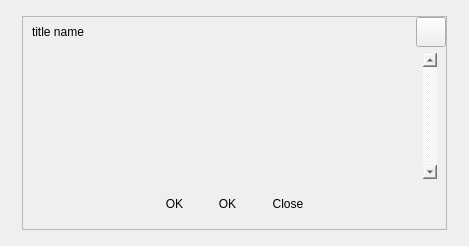
This is src/qt/forms/cmessagebox.ui in MassGrid/MassGrid as Qt 5 draws it before an edit. The edited form follows.
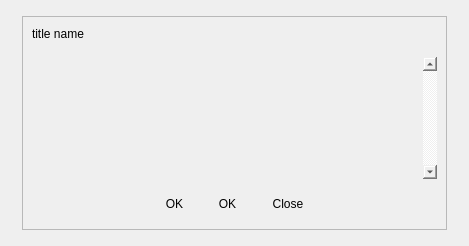
This is the edited form. Icons and pictures are not drawn.

The edit to the form file:
```diff
--- a/src/qt/forms/cmessagebox.ui
+++ b/src/qt/forms/cmessagebox.ui
@@ -99,21 +99,32 @@
               </spacer>
              </item>
              <item>
-              <widget class="QToolButton" name="cancelButton">
+              <widget class="QPushButton" name="pBtn_close">
                <property name="minimumSize">
                 <size>
-                 <width>30</width>
-                 <height>30</height>
+                 <width>34</width>
+                 <height>34</height>
                 </size>
                </property>
                <property name="maximumSize">
                 <size>
-                 <width>30</width>
-                 <height>30</height>
+                 <width>34</width>
+                 <height>34</height>
                 </size>
                </property>
-               <property name="focusPolicy">
-                <enum>Qt::NoFocus</enum>
+               <property name="styleSheet">
+                <string notr="true">QPushButton#pBtn_close{
+    min-width:20px;
+    min-height:20px;
+    max-width:20px;
+    max-height:20px;
+    border:7px solid rgb(255,255,255,0);
+    image: url(:/res/pic/closeBtn.png);
+}
+
+QPushButton:hover#pBtn_close{
+    background-color: rgba(255, 255, 255, 0)
+}</string>
                </property>
                <property name="text">
                 <string/>
@@ -155,8 +166,8 @@
                  <rect>
                   <x>0</x>
                   <y>0</y>
-                  <width>389</width>
-                  <height>121</height>
+                  <width>388</width>
+                  <height>115</height>
                  </rect>
                 </property>
                 <layout class="QVBoxLayout" name="verticalLayout_2">
```
Left out of the diff: 67 changed lines with no effect on the pictures.
